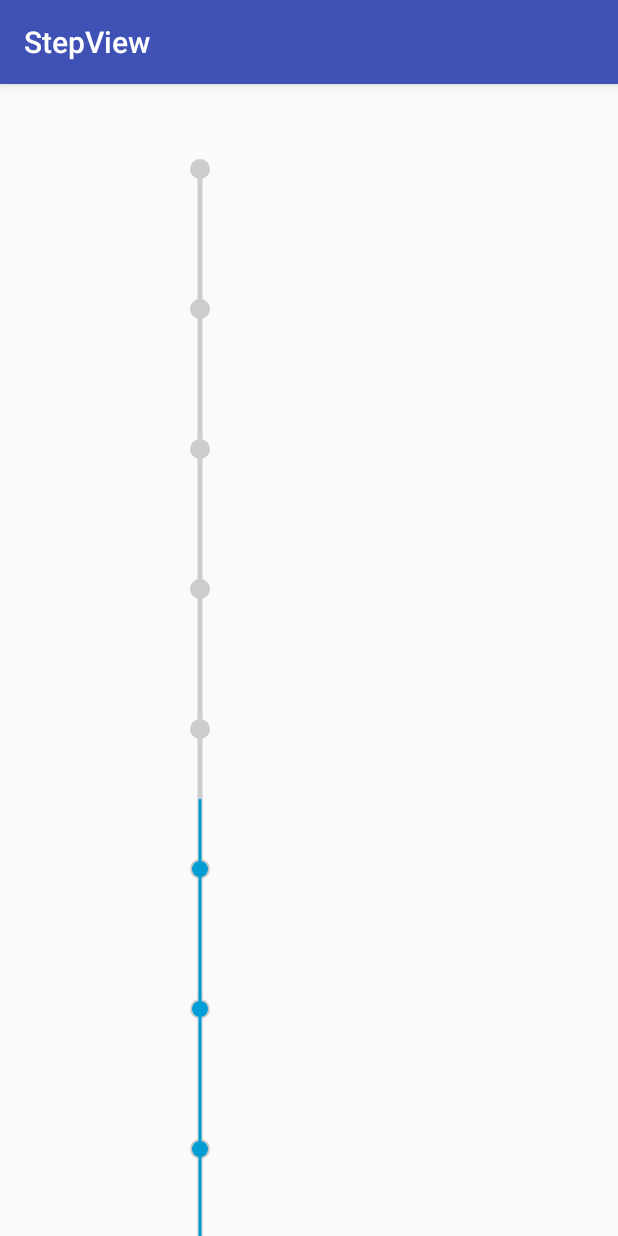
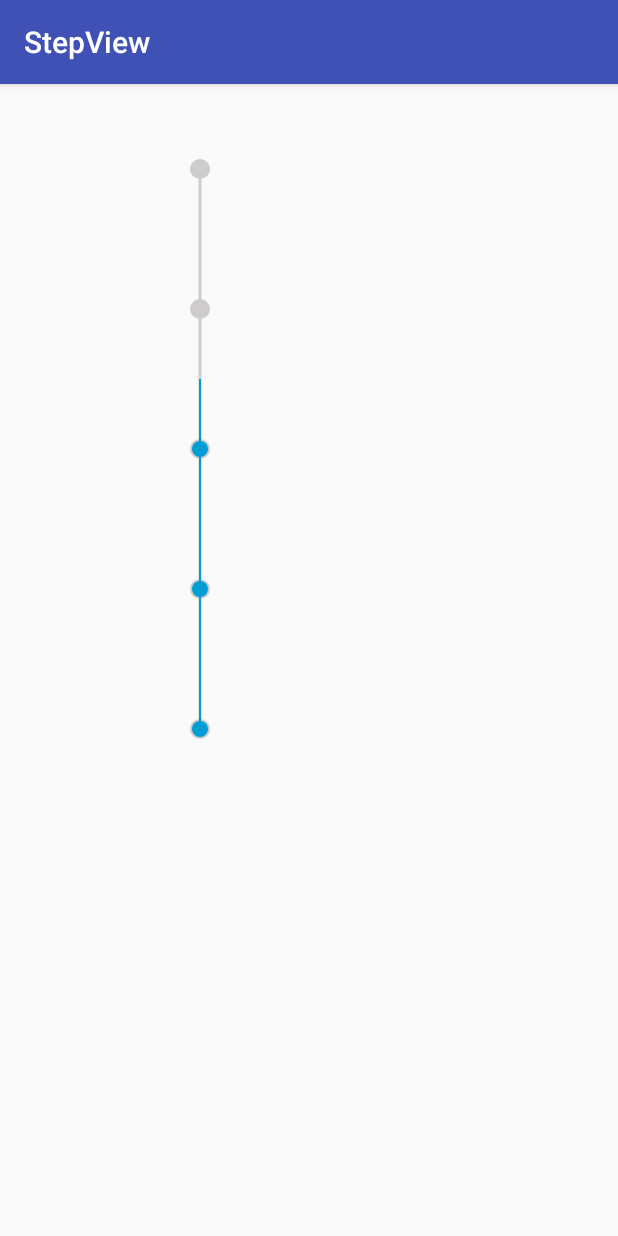
Before and after one commit to zhangxuyang321/StepView, an Android app: the screen it shows after launch (MainActivity), on a phone screen of 412 x 824 dp. Run offline under Robolectric (Android 15) with nearby library versions, the phone set to English and light mode, and no system bars.

Commit message:
修改属性

```diff
--- a/step/src/main/java/com/xyz/step/FlowViewVertical.java
+++ b/step/src/main/java/com/xyz/step/FlowViewVertical.java
@@ -1,6 +1,7 @@
 package com.xyz.step;
 
 import android.content.Context;
+import android.content.res.TypedArray;
 import android.graphics.Canvas;
 import android.graphics.Color;
 import android.graphics.Paint;
@@ -22,24 +23,24 @@ public class FlowViewVertical extends View {
     private Paint bgPaint;
     private Paint proPaint;
     private TextPaint textPaint;
-    private float bgRadius = 10;
-    private float proRadius = 8;
-    private int lineBgWidth = 5;
-    private int lineProWidth = 3;
-    private int interval = 140;
+    private float bgRadius;
+    private float proRadius;
+    private int lineBgWidth;
+    private int lineProWidth;
+    private int interval;
     private int bgPositionX;
-    private int maxStep = 10;
-    private int proStep = 5;
-    private int textPaddingLeft = 40;
-    private int timePaddingRight = 80;
-    private int textMoveTop = 10;
-    private int timeMoveTop = 7;
+    private int maxStep;
+    private int proStep;
+    private int textPaddingLeft;
+    private int timePaddingRight;
+    private int textMoveTop;
+    private int timeMoveTop;
+    private int textsize;
     private float starY;
     private float stopY;
     private String[] titles;
     private String[] times;
     private int border;
-    private StaticLayout sl;
     private Map<String, String> map;
 
     public FlowViewVertical(Context context) {
@@ -52,6 +53,19 @@ public class FlowViewVertical extends View {
 
     public FlowViewVertical(Context context, AttributeSet attrs, int defStyleAttr) {
         super(context, attrs, defStyleAttr);
+        TypedArray ta = context.obtainStyledAttributes(attrs, R.styleable.flowview_vertical);
+        bgRadius = ta.getDimension(R.styleable.flowview_vertical_bg_radius, 10);
+        proRadius = ta.getDimension(R.styleable.flowview_vertical_pro_radius, 8);
+        lineBgWidth = (int) ta.getDimension(R.styleable.flowview_vertical_line_bg_width, 3f);
+        lineProWidth = (int) ta.getDimension(R.styleable.flowview_vertical_line_pro_width, 2f);
+        interval = (int) ta.getDimension(R.styleable.flowview_vertical_interval, 140);
+        maxStep = ta.getInt(R.styleable.flowview_vertical_maxStep, 5);
+        proStep = ta.getInt(R.styleable.flowview_vertical_proStep, 3);
+        textPaddingLeft = (int) ta.getDimension(R.styleable.flowview_vertical_textPaddingLeft, 40);
+        timePaddingRight = (int) ta.getDimension(R.styleable.flowview_vertical_timePaddingRight, 80);
+        textMoveTop = (int) ta.getDimension(R.styleable.flowview_vertical_textMoveTop, 10);
+        timeMoveTop = (int) ta.getDimension(R.styleable.flowview_vertical_timeMoveTop, 8);
+        textsize = (int) ta.getDimension(R.styleable.flowview_vertical_textsize, 17);
         init();
     }
 
@@ -69,7 +83,7 @@ public class FlowViewVertical extends View {
         proPaint.setStrokeWidth(lineProWidth);
 
         textPaint = new TextPaint();
-        textPaint.setTextSize(17);
+        textPaint.setTextSize(textsize);
         textPaint.setAntiAlias(true);
     }
 
@@ -108,7 +122,7 @@ public class FlowViewVertical extends View {
             if (null != titles) {
                 canvas.save();
                 canvas.translate(bgPositionX + textPaddingLeft, (stopY - (i * interval) - textMoveTop));
-                sl = new StaticLayout(titles[i], textPaint, border, Layout.Alignment.ALIGN_NORMAL, 1.0f, 0.0f, false);
+                StaticLayout sl = new StaticLayout(titles[i], textPaint, border, Layout.Alignment.ALIGN_NORMAL, 1.0f, 0.0f, false);
                 sl.draw(canvas);
                 canvas.restore();
             }
@@ -137,7 +151,7 @@ public class FlowViewVertical extends View {
         } else {
             textPaint.setColor(Color.parseColor("#cdcbcc"));
         }
-        if (titles==null || map == null) return;
+        if (titles == null || map == null) return;
         String title = titles[i];
         for (Map.Entry<String, String> entry : map.entrySet()) {
             if (title.contains(entry.getKey())) {
@@ -161,4 +175,11 @@ public class FlowViewVertical extends View {
         this.map = map;
     }
 
+    public void setProgress(int progress, int maxStep, String[] titles, String[] times) {
+        proStep = progress;
+        this.maxStep = maxStep;
+        this.titles = titles;
+        this.times = times;
+        invalidate();
+    }
 }
```
Also changed, not shown: step/src/main/java/com/xyz/step/FlowViewHorizontal.java (+10 -10 lines), step/src/main/res/values/attrs.xml (+17 -1 lines).
